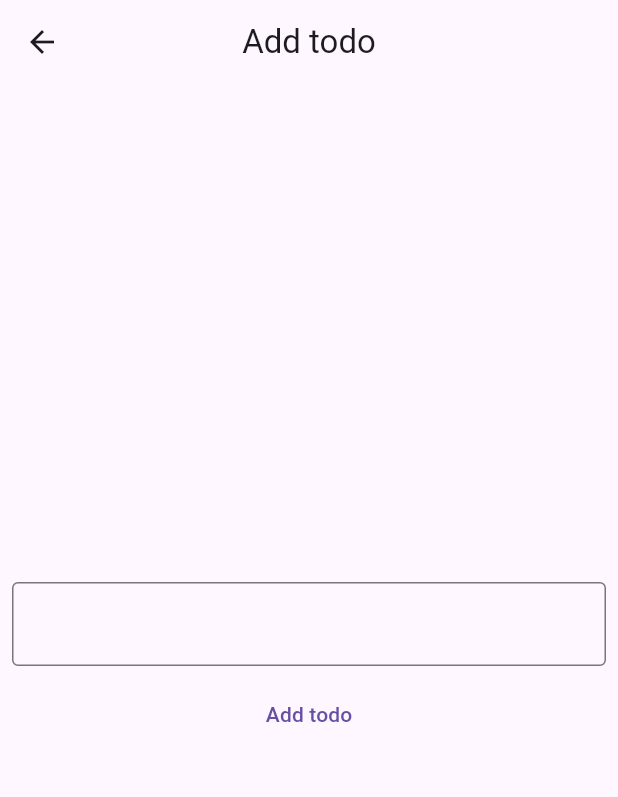
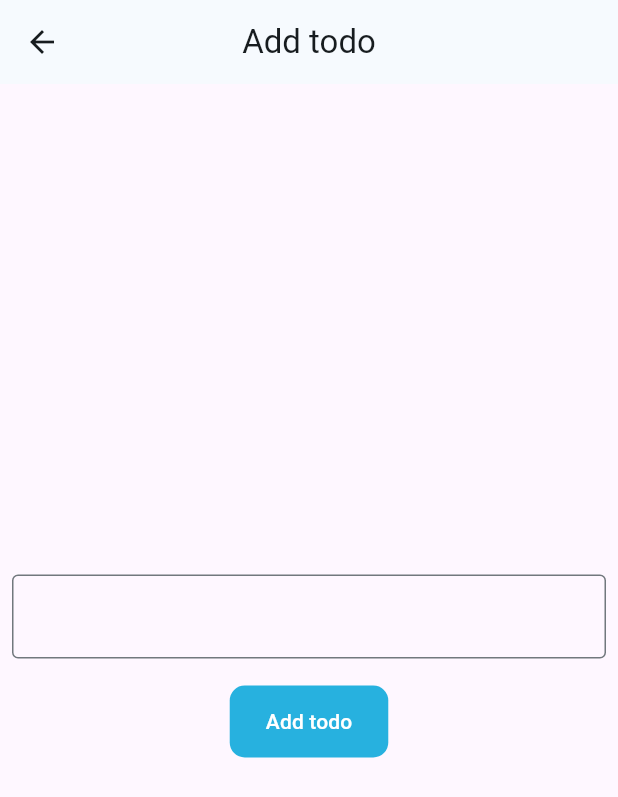
Before and after one commit to akshkin/flutter-todo, a Flutter app: the screen it shows after launch, after a tap on the "add" icon, on a phone screen of 412 x 824 dp. Shown: the top 797 px of the screen. Run offline on Flutter 3.47's test engine with Material 3 defaults, Android fonts, the phone set to English and light mode, and no system bars; drawn by our look-alikes of flutter_slidable; our stand-ins replace fl_chart, flutter_riverpod, page_transition.

Commit message:
Create theme data and change as per device preference

```diff
--- a/lib/components/todo.dart
+++ b/lib/components/todo.dart
@@ -19,10 +19,10 @@ class TodoItem extends ConsumerWidget {
   Widget build(BuildContext context, WidgetRef ref) {
     return ListTile(
       style: ListTileStyle.list,
-      tileColor:
-          index.isEven ? ColorPallete.blueLight : ColorPallete.greenLight,
-      // ? const Color.fromARGB(255, 208, 234, 250)
-      // : const Color.fromARGB(255, 230, 250, 231),
+      // tileColor: index.isEven
+      //     ? const Color.fromARGB(255, 19, 53, 65)
+      //     : const Color.fromARGB(255, 17, 69, 18),
+
       title: Text(
         todos[index].content,
         maxLines: 1,
--- a/lib/main.dart
+++ b/lib/main.dart
@@ -1,6 +1,7 @@
 import 'package:flutter/material.dart';
 import 'package:flutter_riverpod/flutter_riverpod.dart';
 import 'package:todo/pages/home.dart';
+import 'package:todo/theme/themes.dart';
 
 void main() {
   runApp(const ProviderScope(child: MyApp()));
@@ -14,18 +15,27 @@ class MyApp extends StatelessWidget {
     return MaterialApp(
       home: const MyHomePage(),
       debugShowCheckedModeBanner: false,
-      theme: ThemeData(
-        useMaterial3: true,
-        // colorScheme: ColorScheme.fromSeed(seedColor: Colors.indigo)
-        floatingActionButtonTheme: const FloatingActionButtonThemeData(
-          backgroundColor: Color.fromARGB(255, 150, 230, 239),
-        ),
-        appBarTheme: const AppBarTheme(
-          centerTitle: true,
-          // backgroundColor: Color.fromARGB(255, 27, 148, 176),
-          // foregroundColor: Colors.white,
-        ),
-      ),
+      theme: Themes.lightTheme(),
+      darkTheme: Themes.darkTheme(),
+      themeMode: ThemeMode.system,
+      // theme: ThemeData(
+
+      //   useMaterial3: true,
+      //   // colorScheme: ColorScheme.fromSeed(seedColor: Colors.indigo)
+      //   floatingActionButtonTheme: const FloatingActionButtonThemeData(
+      //     backgroundColor: Color.fromARGB(255, 150, 230, 239),
+      //   ),
+      //   actionIconTheme: ActionIconThemeData(
+      //     backButtonIconBuilder: (context) =>
+      //         const Icon(Icons.chevron_left_rounded),
+      //   ),
+      //   appBarTheme: const AppBarTheme(
+      //     centerTitle: true,
+
+      //     // backgroundColor: Color.fromARGB(255, 27, 148, 176),
+      //     // foregroundColor: Colors.white,
+      //   ),
+      // ),
     );
   }
 }
--- a/lib/pages/add.dart
+++ b/lib/pages/add.dart
@@ -1,6 +1,7 @@
 import 'package:flutter/material.dart';
 import 'package:flutter_riverpod/flutter_riverpod.dart';
 import 'package:todo/providers/todo.provider.dart';
+import 'package:todo/theme/colors.dart';
 
 class AddTodo extends ConsumerWidget {
   const AddTodo({super.key});
@@ -19,15 +20,40 @@ class AddTodo extends ConsumerWidget {
               padding: const EdgeInsets.all(8.0),
               child: TextField(
                 controller: todoController,
-                decoration: const InputDecoration(border: OutlineInputBorder()),
+                decoration: const InputDecoration(
+                  border: OutlineInputBorder(),
+                  focusedBorder: OutlineInputBorder(
+                    borderSide: BorderSide(
+                      color: ColorPallete.blueDark,
+                    ),
+                  ),
+                ),
               ),
             ),
-            TextButton(
+            Container(
+              margin: const EdgeInsets.only(top: 10),
+              decoration: BoxDecoration(
+                borderRadius: BorderRadius.circular(10),
+                color: ColorPallete.blueDark,
+              ),
+              child: ElevatedButton(
                 onPressed: () {
                   ref.read(todoProvider.notifier).addTodo(todoController.text);
                   Navigator.pop(context);
                 },
-                child: const Text("Add todo")),
+                style: ElevatedButton.styleFrom(
+                    backgroundColor: ColorPallete.transparent,
+                    shadowColor: ColorPallete.transparent
+                    // foregroundColor: Colors.white,
+                    ),
+                child: const Text(
+                  "Add todo",
+                  style: TextStyle(
+                    color: ColorPallete.white,
+                  ),
+                ),
+              ),
+            ),
           ],
         ),
       ),
--- a/lib/theme/colors.dart
+++ b/lib/theme/colors.dart
@@ -8,4 +8,6 @@ class ColorPallete {
   static const textDark = Colors.black;
   static const textGray = Color.fromARGB(255, 125, 123, 123);
   static const red = Color.fromARGB(255, 239, 90, 80);
+  static const transparent = Colors.transparent;
+  static const white = Colors.white;
 }
--- /dev/null
+++ b/lib/theme/themes.dart
@@ -0,0 +1,32 @@
+import 'package:flutter/material.dart';
+import 'package:todo/theme/colors.dart';
+
+class Themes {
+  static ThemeData lightTheme() {
+    return ThemeData.light(
+      useMaterial3: true,
+    ).copyWith(
+      colorScheme: ColorScheme.fromSeed(
+        seedColor: ThemeColors.base,
+        brightness: Brightness.light,
+      ),
+      appBarTheme: const AppBarTheme(centerTitle: true),
+    );
+  }
+
+  static ThemeData darkTheme() {
+    return ThemeData.dark(
+      useMaterial3: true,
+    ).copyWith(
+      colorScheme: ColorScheme.fromSeed(
+        seedColor: ThemeColors.base,
+        brightness: Brightness.dark,
+      ),
+      appBarTheme: const AppBarTheme(centerTitle: true),
+    );
+  }
+}
+
+class ThemeColors {
+  static const Color base = ColorPallete.blueLight;
+}
```
